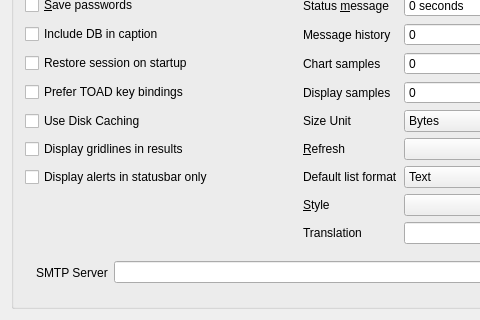
The window that src/toglobalsettingui.ui (tora-tool/tora) describes before a commit, drawn with Qt 5; both pictures show x 0 to 480 and y 437 to 757 of the 780 by 757 pixel window.
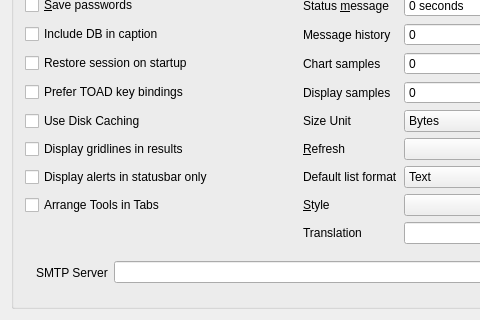
The same window after the commit.

Commit message: subwindows icons are set correctly now + optional subwindows arrangement in tabs (as in common IDEs)

What changed in the file:
```diff
--- a/src/toglobalsettingui.ui
+++ b/src/toglobalsettingui.ui
@@ -562,6 +562,13 @@
         </property>
        </widget>
       </item>
+      <item row="8" column="0" >
+       <widget class="QCheckBox" name="TabbedTools" >
+        <property name="text" >
+         <string>Arrange Tools in Tabs</string>
+        </property>
+       </widget>
+      </item>
      </layout>
     </widget>
    </item>
```
Left out of the diff: 1 changed line with no effect on the pictures. The commit also changes 7 other files.
